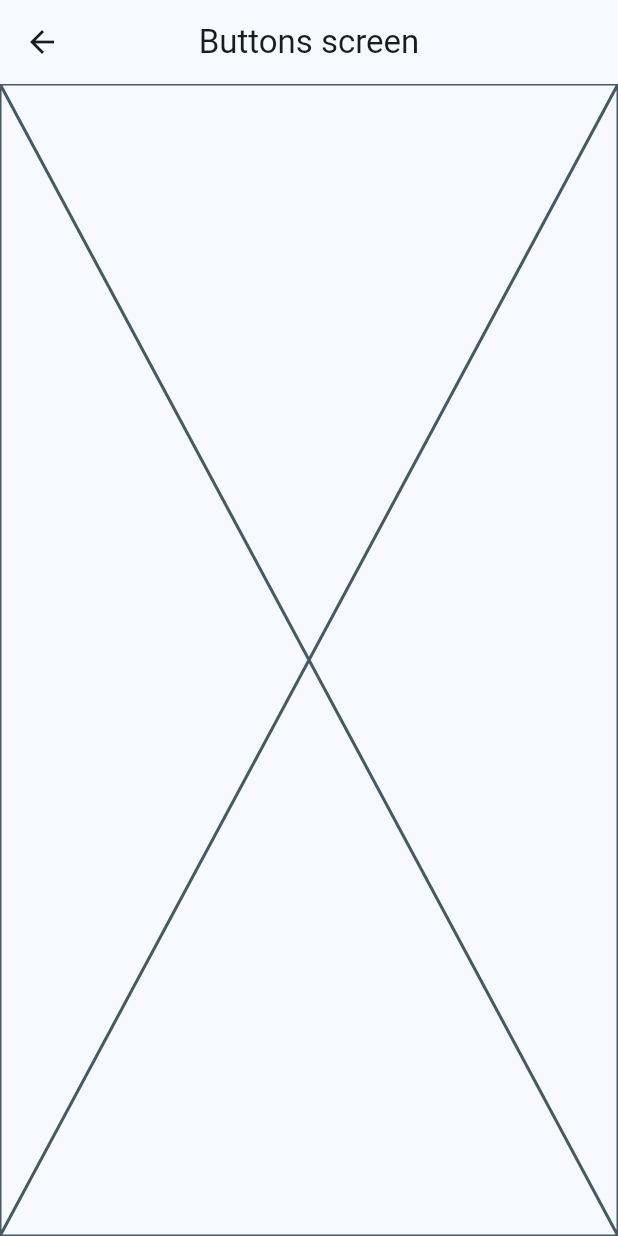
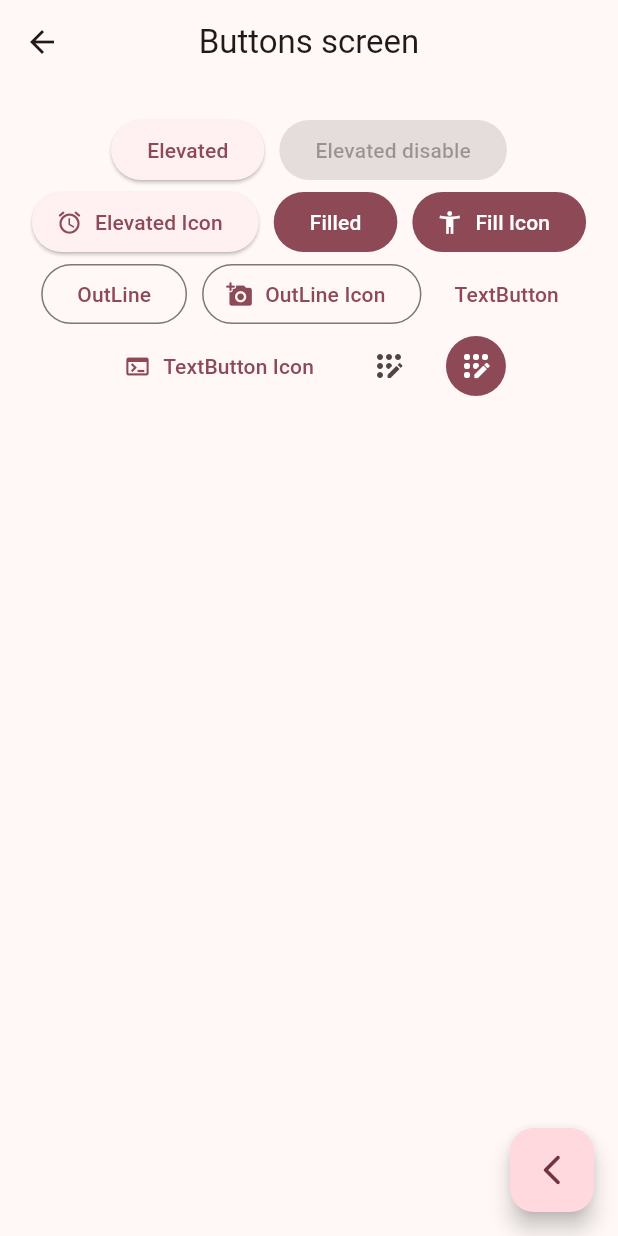
Before and after one commit to jlselma25/app_widget, a Flutter app: the screen it shows after launch, after a tap on "Botonos", on a phone screen of 412 x 824 dp. Run offline on Flutter 3.47's test engine with Material 3 defaults, Android fonts, the phone set to English and light mode, and no system bars; our stand-ins replace go_router.

Commit message:
buttons pre configurates

```diff
--- a/lib/main.dart
+++ b/lib/main.dart
@@ -14,7 +14,7 @@
   Widget build(BuildContext context) {
     return  MaterialApp.router(
       routerConfig: appRouterName,
-      theme: AppTheme(selectedColor: 0).theme(),
+      theme: AppTheme(selectedColor: 7).theme(),
       debugShowCheckedModeBanner: false,
      // home:  const HomeScreen(),
      // routes: {
--- a/lib/presentation/screens/buttons/buttons_screen.dart
+++ b/lib/presentation/screens/buttons/buttons_screen.dart
@@ -1,5 +1,6 @@
 
 import 'package:flutter/material.dart';
+import 'package:go_router/go_router.dart';
 
 class ButtonsScreen extends StatelessWidget {
   static const String name = 'buttons_screen';
@@ -14,10 +15,65 @@
           title: const Text('Buttons screen'),
         ),
 
-        body: const Placeholder(),
+        body: const _ButtonsView(),
+        floatingActionButton: FloatingActionButton(
+          child: const Icon(Icons.arrow_back_ios_new_rounded),
+          onPressed: () {
+            context.pop();
+          //  Navigator.of(context).pop(); hace lo mismo que el codigo anterior
+          },
+        ),
 
 
 
     );
   }
 }
+
+class _ButtonsView extends StatelessWidget {
+
+
+  const _ButtonsView();
+
+  @override
+  Widget build(BuildContext context) {
+      final colors = Theme.of(context).colorScheme;
+
+    return  SizedBox(
+      width: double.infinity,
+      child: Padding(
+          padding: const EdgeInsets.symmetric(horizontal: 10,vertical: 20),
+        child: Wrap(
+          spacing: 10,
+            alignment: WrapAlignment.center,
+          children: [
+            ElevatedButton( onPressed: () {}, child: const Text('Elevated')),
+            const ElevatedButton( onPressed: null, child:  Text('Elevated disable')),
+            ElevatedButton.icon(
+              onPressed: (){},
+              icon: const Icon(Icons.access_alarms_rounded),
+              label: const Text('Elevated Icon')),
+
+              FilledButton(onPressed: (){}, child: const Text('Filled')),
+            FilledButton.icon(onPressed: (){}, icon: const Icon(Icons.accessibility_new), label: const Text('Fill Icon')),
+            OutlinedButton(onPressed: (){}, child: const Text('OutLine')),
+            OutlinedButton.icon(onPressed: (){}, icon: const Icon(Icons.add_a_photo_rounded), label: const Text('OutLine Icon')),
+            TextButton(onPressed: (){}, child: const Text('TextButton')),
+            TextButton.icon(onPressed: (){}, icon: const Icon(Icons.terminal), label: const Text('TextButton Icon')),
+            IconButton(onPressed: (){}, icon: const Icon(Icons.app_registration_rounded)),
+            IconButton(
+              onPressed: (){},
+              icon: const Icon(Icons.app_registration_rounded),
+              style:  ButtonStyle(
+                backgroundColor: MaterialStatePropertyAll(colors.primary),
+                iconColor: const MaterialStatePropertyAll(Colors.white),
+
+              ),
+              )
+          ],
+        ),
+
+      ),
+    );
+  }
+}
```
